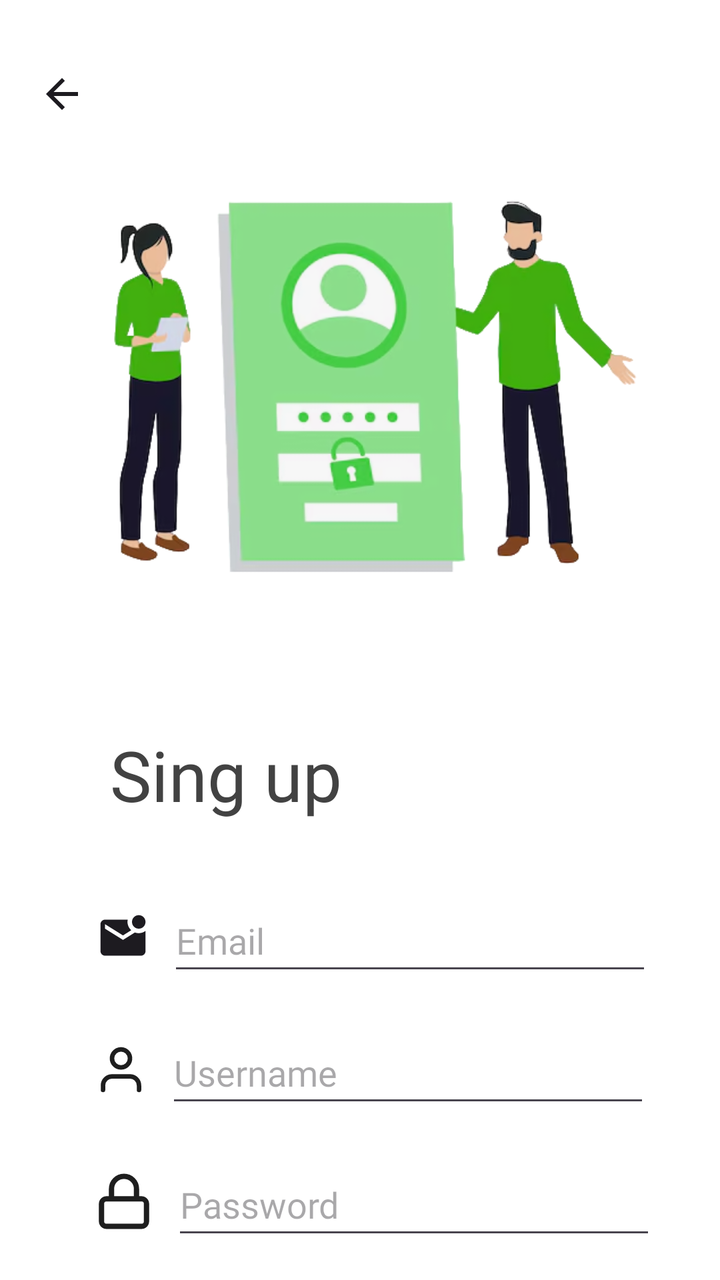
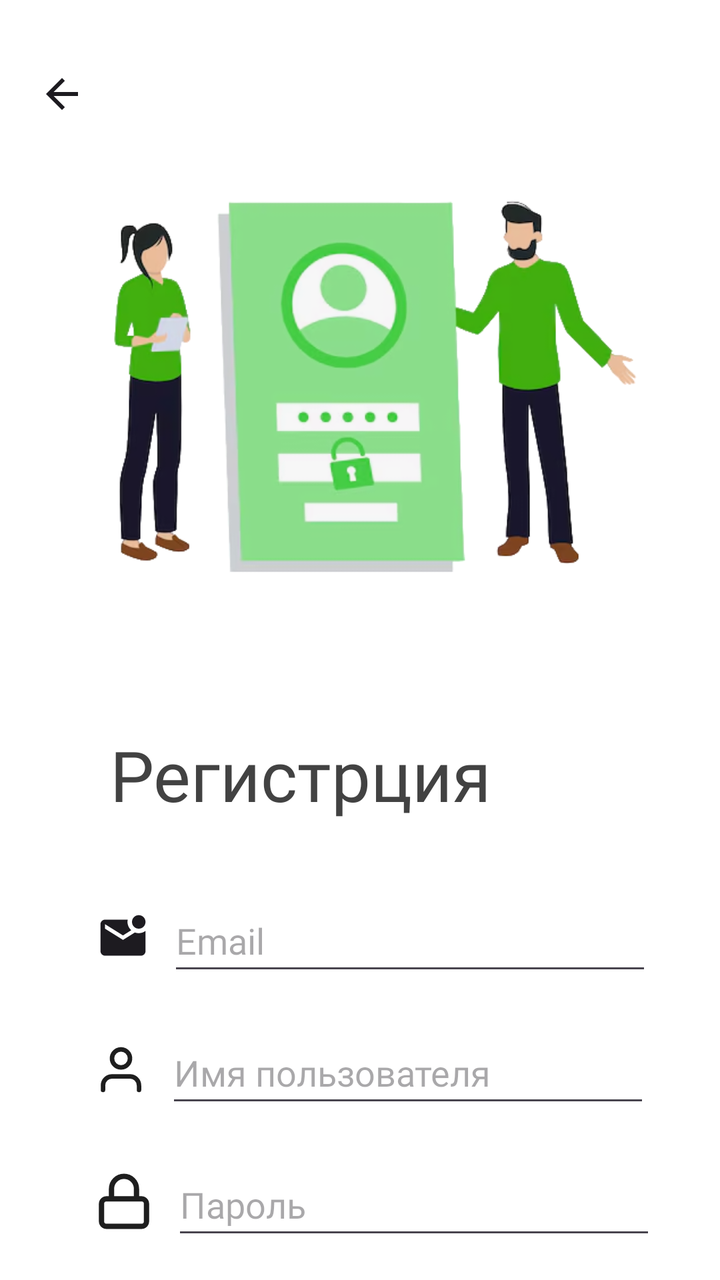

Before-and-after screenshots of an Android layout around one commit, followed by the original layout XML and the change that was made.
<!-- AndroidManifest.xml: application theme Theme.MyPet -->
<!-- res/layout/activity_register.xml -->
<?xml version="1.0" encoding="utf-8"?>
<androidx.constraintlayout.widget.ConstraintLayout xmlns:android="http://schemas.android.com/apk/res/android"
    xmlns:app="http://schemas.android.com/apk/res-auto"
    xmlns:tools="http://schemas.android.com/tools"
    android:id="@+id/main"
    android:layout_width="match_parent"
    android:layout_height="match_parent"
    tools:context=".RegisterActivity"
    android:background="@color/white">


    <ImageView
        android:id="@+id/imageView"
        android:layout_width="290dp"
        android:layout_height="344dp"
        android:layout_marginTop="20dp"
        app:layout_constraintEnd_toEndOf="parent"
        app:layout_constraintStart_toStartOf="parent"
        app:layout_constraintTop_toTopOf="parent"
        app:srcCompat="@drawable/singup1" />

    <TextView
        android:id="@+id/SingUpTitle"
        android:layout_width="wrap_content"
        android:layout_height="wrap_content"
        android:layout_marginStart="55dp"
        android:fontFamily="@font/ubuntu_medium"
        android:text="Sing up"
        android:textColor="@color/cardview_dark_background"
        android:textSize="35sp"
        app:layout_constraintStart_toStartOf="parent"
        app:layout_constraintTop_toBottomOf="@+id/imageView" />

    <ImageButton
        android:id="@+id/back_btn"
        android:layout_width="54dp"
        android:layout_height="54dp"
        android:layout_marginStart="4dp"
        android:layout_marginTop="20dp"
        android:backgroundTint="@color/white"
        android:contentDescription="Back"
        android:onClick="GoToLogin"
        android:src="@drawable/arrow_back"
        app:layout_constraintStart_toStartOf="parent"
        app:layout_constraintTop_toTopOf="parent" />

    <LinearLayout
        android:layout_width="wrap_content"
        android:layout_height="wrap_content"
        android:id="@+id/email_lin"
        android:layout_marginStart="48dp"
        android:layout_marginTop="34dp"
        app:layout_constraintTop_toBottomOf="@+id/SingUpTitle"
        app:layout_constraintStart_toStartOf="parent"
        android:orientation="horizontal">

        <ImageView
            android:id="@+id/icon_email"
            android:layout_width="27dp"
            android:layout_height="30dp"
            android:layout_gravity="center_vertical"
            android:src="@drawable/mark_email" />

        <EditText
            android:id="@+id/email_et"
            android:layout_width="242dp"
            android:layout_height="48dp"
            android:layout_marginStart="9dp"
            android:fontFamily="@font/ubuntu_medium"
            android:hint="Email"
            android:textColor="@color/cardview_dark_background"
            />

    </LinearLayout>

    <LinearLayout
        android:layout_width="wrap_content"
        android:layout_height="wrap_content"
        android:id="@+id/username_lin"
        android:layout_marginStart="47dp"
        android:layout_marginTop="18dp"
        app:layout_constraintTop_toBottomOf="@+id/email_lin"
        app:layout_constraintStart_toStartOf="parent"
        android:orientation="horizontal">

        <ImageView
            android:id="@+id/icon_username"
            android:layout_width="27dp"
            android:layout_height="30dp"
            android:layout_gravity="center_vertical"
            android:src="@drawable/user_icon" />

        <EditText
            android:id="@+id/username_et"
            android:layout_width="242dp"
            android:layout_height="48dp"
            android:layout_marginStart="9dp"
            android:fontFamily="@font/ubuntu_medium"
            android:hint="Username"
            android:textColor="@color/cardview_dark_background"
            />

    </LinearLayout>

    <LinearLayout
        android:layout_width="wrap_content"
        android:layout_height="wrap_content"
        android:id="@+id/password_lin"
        android:layout_marginStart="47dp"
        android:layout_marginTop="18dp"
        app:layout_constraintTop_toBottomOf="@+id/username_lin"
        app:layout_constraintStart_toStartOf="parent"
        android:orientation="horizontal">

        <ImageView
            android:id="@+id/icon_lock"
            android:layout_width="30dp"
            android:layout_height="30dp"
            android:src="@drawable/lock"
            android:layout_gravity="center_vertical"
            />

        <EditText
            android:id="@+id/password_et"
            android:layout_width="242dp"
            android:layout_height="48dp"
            android:layout_marginStart="9dp"
            android:fontFamily="@font/ubuntu_medium"
            android:hint="Password"
            android:inputType="textPassword"
            android:textColor="@color/cardview_dark_background"
            />

    </LinearLayout>

    <Button
        android:id="@+id/sing_up_btn"
        android:layout_width="268dp"
        android:layout_height="wrap_content"
        android:backgroundTint="@color/green"
        android:fontFamily="@font/ubuntu_medium"
        android:text="Sing up"
        android:layout_marginTop="30dp"
        app:layout_constraintEnd_toEndOf="parent"
        app:layout_constraintStart_toStartOf="parent"
        app:layout_constraintTop_toBottomOf="@+id/password_lin" />

</androidx.constraintlayout.widget.ConstraintLayout>
<!-- resources referenced by this layout -->
<resources>
  <color name="green">#81E562</color>
  <color name="white">#FFFFFFFF</color>
  <!-- drawable arrow_back (drawable) -->
  <vector xmlns:android="http://schemas.android.com/apk/res/android"
      android:width="24dp"
      android:height="24dp"
      android:viewportWidth="24"
      android:viewportHeight="24">
    <path
        android:pathData="M7.825,13L13.425,18.6L12,20L4,12L12,4L13.425,5.4L7.825,11H20V13H7.825Z"
        android:fillColor="#1D1B20"/>
  </vector>
  <!-- drawable lock (drawable) -->
  <vector xmlns:android="http://schemas.android.com/apk/res/android"
      android:width="40dp"
      android:height="40dp"
      android:viewportWidth="40"
      android:viewportHeight="40">
    <path
        android:pathData="M11.667,18.333V11.667C11.667,9.457 12.545,7.337 14.107,5.774C15.67,4.211 17.79,3.333 20,3.333C22.21,3.333 24.33,4.211 25.893,5.774C27.455,7.337 28.333,9.457 28.333,11.667V18.333M8.333,18.333H31.667C33.508,18.333 35,19.826 35,21.667V33.333C35,35.174 33.508,36.667 31.667,36.667H8.333C6.492,36.667 5,35.174 5,33.333V21.667C5,19.826 6.492,18.333 8.333,18.333Z"
        android:strokeLineJoin="round"
        android:strokeWidth="3.5"
        android:fillColor="#00000000"
        android:strokeColor="#1E1E1E"
        android:strokeLineCap="round"/>
  </vector>
  <!-- drawable mark_email (drawable) -->
  <vector xmlns:android="http://schemas.android.com/apk/res/android"
      android:width="106dp"
      android:height="106dp"
      android:viewportWidth="106"
      android:viewportHeight="106">
    <path
        android:pathData="M83.92,35.33C80.24,35.33 77.11,34.05 74.53,31.47C71.95,28.89 70.67,25.76 70.67,22.08C70.67,18.4 71.95,15.27 74.53,12.7C77.11,10.12 80.24,8.83 83.92,8.83C87.6,8.83 90.73,10.12 93.3,12.7C95.88,15.27 97.17,18.4 97.17,22.08C97.17,25.76 95.88,28.89 93.3,31.47C90.73,34.05 87.6,35.33 83.92,35.33ZM17.67,88.33C15.24,88.33 13.16,87.47 11.43,85.74C9.7,84.01 8.83,81.93 8.83,79.5V26.5C8.83,24.07 9.7,21.99 11.43,20.26C13.16,18.53 15.24,17.67 17.67,17.67H62.28C61.98,19.14 61.83,20.61 61.83,22.08C61.83,23.56 61.98,25.03 62.28,26.5C62.79,28.86 63.64,31.05 64.81,33.07C65.99,35.09 67.43,36.88 69.12,38.42L53,48.58L17.67,26.5V35.33L53,57.42L76.3,42.84C77.55,43.28 78.8,43.61 80.05,43.84C81.3,44.06 82.59,44.17 83.92,44.17C86.27,44.17 88.59,43.8 90.87,43.06C93.15,42.33 95.25,41.22 97.17,39.75V79.5C97.17,81.93 96.3,84.01 94.57,85.74C92.84,87.47 90.76,88.33 88.33,88.33H17.67Z"
        android:fillColor="#1D1B20"/>
  </vector>
  <!-- drawable singup1: png bitmap (drawable, 91900 bytes) -->
  <!-- drawable user_icon (drawable) -->
  <vector xmlns:android="http://schemas.android.com/apk/res/android"
      android:width="48dp"
      android:height="48dp"
      android:viewportWidth="48"
      android:viewportHeight="48">
    <path
        android:pathData="M40,42V38C40,35.878 39.157,33.843 37.657,32.343C36.157,30.843 34.122,30 32,30H16C13.878,30 11.843,30.843 10.343,32.343C8.843,33.843 8,35.878 8,38V42M32,14C32,18.418 28.418,22 24,22C19.582,22 16,18.418 16,14C16,9.582 19.582,6 24,6C28.418,6 32,9.582 32,14Z"
        android:strokeLineJoin="round"
        android:strokeWidth="4"
        android:fillColor="#00000000"
        android:strokeColor="#1E1E1E"
        android:strokeLineCap="round"/>
  </vector>
  <style name="Theme.MyPet" parent="Base.Theme.MyPet" />
  <style name="Base.Theme.MyPet" parent="Theme.Material3.DayNight.NoActionBar">
          
          
      </style>
</resources>

<!-- the commit's change to res/layout/activity_register.xml (unified diff, before → after) -->
@@ -25,7 +25,7 @@
         android:layout_height="wrap_content"
         android:layout_marginStart="55dp"
         android:fontFamily="@font/ubuntu_medium"
-        android:text="Sing up"
+        android:text="Регистрция"
         android:textColor="@color/cardview_dark_background"
         android:textSize="35sp"
         app:layout_constraintStart_toStartOf="parent"
@@ -96,7 +96,7 @@
             android:layout_height="48dp"
             android:layout_marginStart="9dp"
             android:fontFamily="@font/ubuntu_medium"
-            android:hint="Username"
+            android:hint="Имя пользователя"
             android:textColor="@color/cardview_dark_background"
             />
 
@@ -126,7 +126,7 @@
             android:layout_height="48dp"
             android:layout_marginStart="9dp"
             android:fontFamily="@font/ubuntu_medium"
-            android:hint="Password"
+            android:hint="Пароль"
             android:inputType="textPassword"
             android:textColor="@color/cardview_dark_background"
             />
@@ -139,7 +139,7 @@
         android:layout_height="wrap_content"
         android:backgroundTint="@color/green"
         android:fontFamily="@font/ubuntu_medium"
-        android:text="Sing up"
+        android:text="Зарегистрироваться"
         android:layout_marginTop="30dp"
         app:layout_constraintEnd_toEndOf="parent"
         app:layout_constraintStart_toStartOf="parent"
